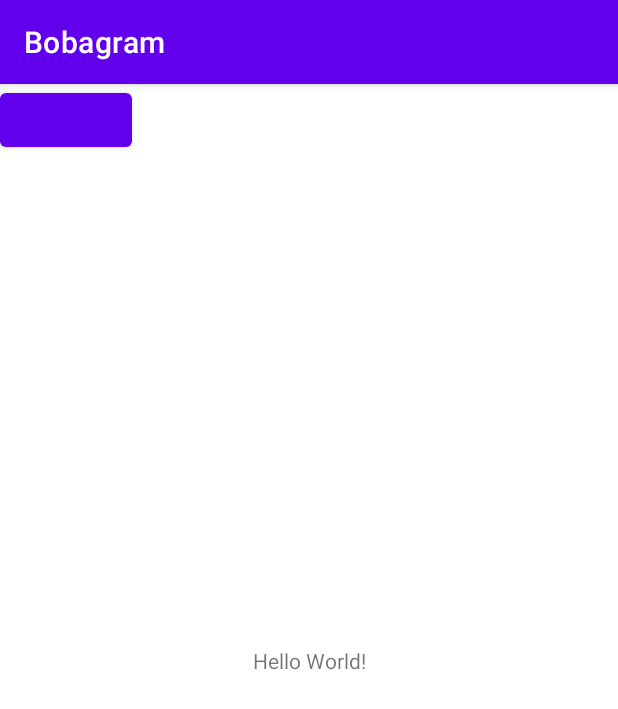
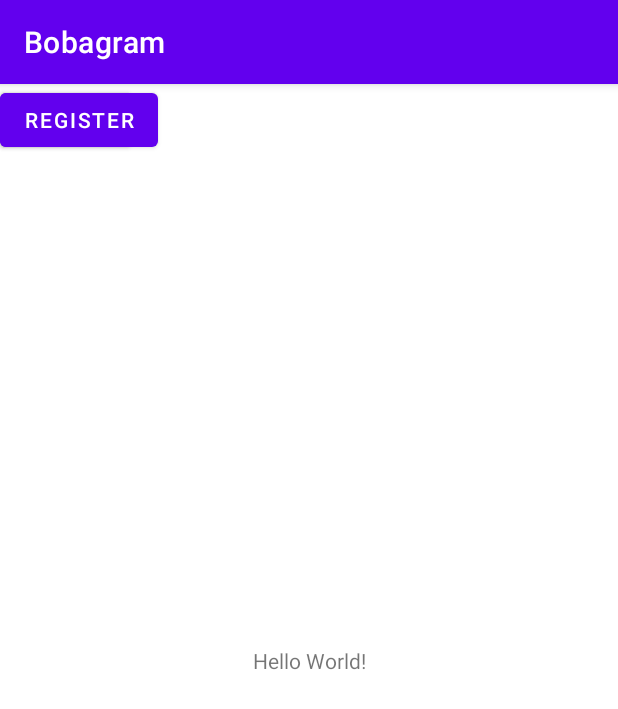
Before and after one commit to RushiSharma1999/Bobagram, an Android app: the screen it shows after launch (MainActivity), on a phone screen of 412 x 824 dp. Shown: the top 709 px of the screen. Run offline under Robolectric (Android 15) with nearby library versions, the phone set to English and light mode, and no system bars.

Commit message:
Minor Changes

```diff
--- a/app/src/main/java/com/example/bobagram/MainActivity.java
+++ b/app/src/main/java/com/example/bobagram/MainActivity.java
@@ -14,6 +14,7 @@ public class MainActivity extends AppCompatActivity {
         super.onCreate(savedInstanceState);
         setContentView(R.layout.activity_main);
         Button btn = (Button)findViewById(R.id.open_activity_button);
+        Button btnRegister = (Button)findViewById(R.id.register_button);
         btn.setOnClickListener(new View.OnClickListener() {
             @Override
             public void onClick(View v) {
@@ -21,5 +22,12 @@ public class MainActivity extends AppCompatActivity {
             }
         });
 
+        btnRegister.setOnClickListener(new View.OnClickListener() {
+            @Override
+            public void onClick(View v) {
+                startActivity(new Intent(MainActivity.this, RegistrationActivity.class));
+            }
+        });
+
     }
 }
--- a/app/src/main/res/layout/activity_main.xml
+++ b/app/src/main/res/layout/activity_main.xml
@@ -18,6 +18,13 @@
     <Button
         android:id="@+id/open_activity_button"
         android:layout_width="wrap_content"
-        android:layout_height="wrap_content"/>
+        android:layout_height="wrap_content"
+        android:text="Login"/>
+
+    <Button
+        android:id="@+id/register_button"
+        android:layout_width="wrap_content"
+        android:layout_height="wrap_content"
+        android:text="Register"/>
 
 </androidx.constraintlayout.widget.ConstraintLayout>
--- a/app/src/main/res/layout/fragment_home.xml
+++ b/app/src/main/res/layout/fragment_home.xml
@@ -7,8 +7,8 @@
 
     <!-- TODO: Update blank fragment layout -->
     <TextView
+        android:id="@+id/postrecyclerview"
         android:layout_width="match_parent"
-        android:layout_height="match_parent"
-        android:id="@+id/postrecyclerview" />
+        android:layout_height="match_parent" />
 
 </FrameLayout>
```
Also changed, not shown: app/src/main/java/com/example/bobagram/HomeFragment.java (+16 -41 lines).
